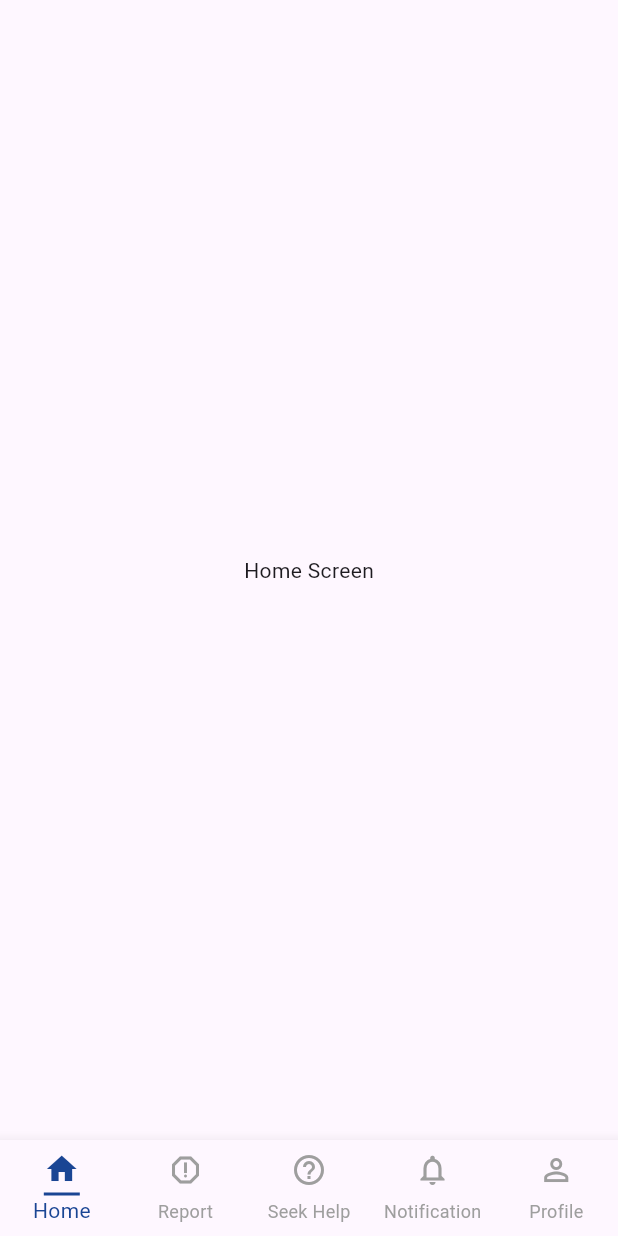
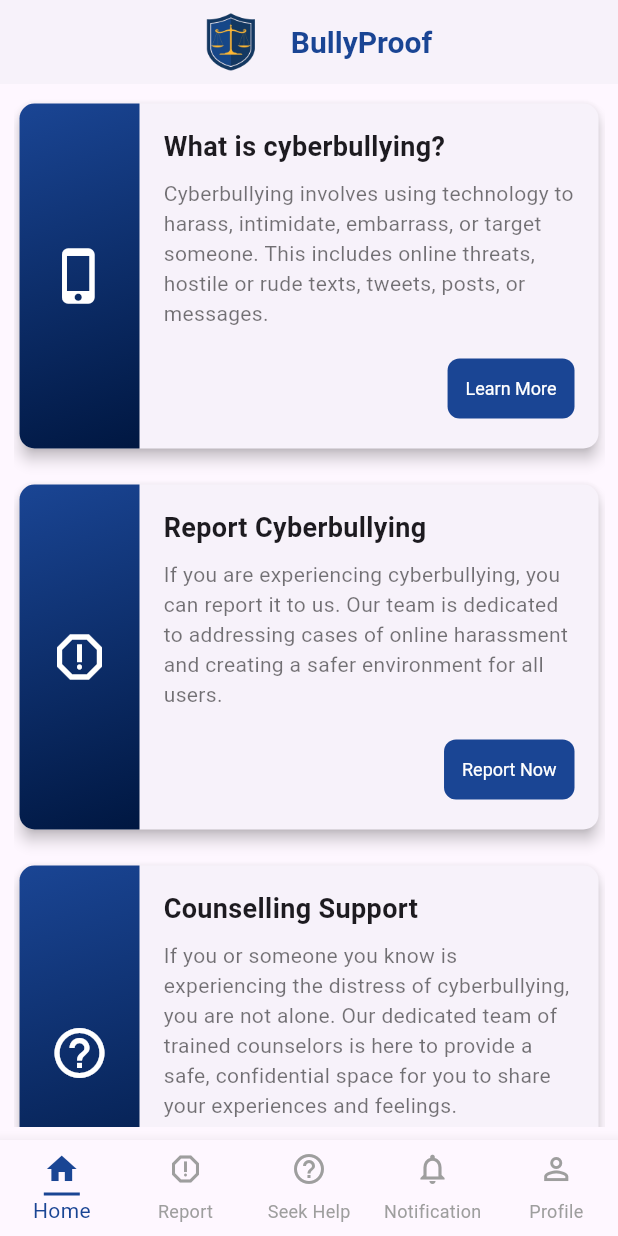
Before and after one commit to yenashiloh/UMAK-BullyProof-Mobile-Application, a Flutter app: the screen it shows after launch, on a phone screen of 412 x 824 dp. Run offline on Flutter 3.47's test engine with Material 3 defaults, Android fonts, the light colour scheme and no system bars; Roboto replaces fonts that are missing (Poppins).

Commit message:
new update

```diff
--- a/lib/main.dart
+++ b/lib/main.dart
@@ -1,4 +1,9 @@
 import 'package:flutter/material.dart';
+import 'screens/home_screen.dart';
+import 'screens/report_screen.dart';
+import 'screens/seek_help_screen.dart';
+import 'screens/notification_screen.dart';
+import 'screens/profile_screen.dart';
 
 void main() {
   runApp(const MyApp());
@@ -27,18 +32,55 @@ class HomePage extends StatefulWidget {
 class _HomePageState extends State<HomePage> {
   int _currentIndex = 0;
 
-  static const List<Widget> _pages = [
-    HomeScreen(),
-    ReportScreen(),
-    HelpScreen(),
-    NotificationScreen(),
-    ProfileScreen(),
-  ];
+  void _onPageSelected(int index) {
+    setState(() {
+      _currentIndex = index;
+    });
+  }
 
   @override
   Widget build(BuildContext context) {
     return Scaffold(
-      body: _pages[_currentIndex],
+      appBar: AppBar(
+        title: Row(
+          mainAxisAlignment: MainAxisAlignment.center,
+          children: [
+            Image.asset(
+              'assets/logo.png',
+              height: 60,
+            ),
+            const SizedBox(width: 10),
+            const Text(
+              'BullyProof',
+              style: TextStyle(
+                fontFamily: 'Poppins',
+                fontWeight: FontWeight.bold,
+                fontSize: 20,
+                color: Color(0xFF1A4594),
+              ),
+            ),
+          ],
+        ),
+        backgroundColor: const Color(0xFFF7F2FA),
+        elevation: 0, // Ensure no shadow effect
+      ),
+      body: IndexedStack(
+        index: _currentIndex,
+        children: [
+          HomeScreen(
+            onReportButtonPressed: () {
+              _onPageSelected(1);
+            },
+            onSeekHelpButtonPressed: () {
+              _onPageSelected(2);
+            },
+          ),
+          const ReportScreen(),
+          const SeekHelpScreen(),
+          const NotificationScreen(),
+          const ProfileScreen(),
+        ],
+      ),
       bottomNavigationBar: BottomNavigationBar(
         currentIndex: _currentIndex,
         onTap: (index) {
@@ -46,8 +88,7 @@ class _HomePageState extends State<HomePage> {
             _currentIndex = index;
           });
         },
-     selectedItemColor: const Color(0xFF1A4594),
-
+        selectedItemColor: const Color(0xFF1A4594),
         unselectedItemColor: Colors.grey,
         type: BottomNavigationBarType.fixed,
         items: [
@@ -94,12 +135,11 @@ class _HomePageState extends State<HomePage> {
   }) {
     return BottomNavigationBarItem(
       icon: Container(
-        padding: const EdgeInsets.only(bottom: 4),
+        padding: const EdgeInsets.only(bottom: 5),
         decoration: BoxDecoration(
           border: _currentIndex == index
               ? const Border(
-                 bottom: BorderSide(color: Color(0xFF1A4594), width: 2),
-
+                  bottom: BorderSide(color: Color(0xFF1A4594), width: 2),
                 )
               : null,
         ),
@@ -109,8 +149,7 @@ class _HomePageState extends State<HomePage> {
         padding: const EdgeInsets.only(bottom: 4),
         decoration: const BoxDecoration(
           border: Border(
-           bottom: BorderSide(color: Color(0xFF1A4594), width: 2),
-
+            bottom: BorderSide(color: Color(0xFF1A4594), width: 2),
           ),
         ),
         child: activeIcon,
@@ -119,58 +158,3 @@ class _HomePageState extends State<HomePage> {
     );
   }
 }
-
-class HomeScreen extends StatelessWidget {
-  const HomeScreen({super.key});
-
-  @override
-  Widget build(BuildContext context) {
-    return const Center(
-      child: Text('Home Screen'),
-    );
-  }
-}
-
-class ReportScreen extends StatelessWidget {
-  const ReportScreen({super.key});
-
-  @override
-  Widget build(BuildContext context) {
-    return const Center(
-      child: Text('Report Screen'),
-    );
-  }
-}
-
-class HelpScreen extends StatelessWidget {
-  const HelpScreen({super.key});
-
-  @override
-  Widget build(BuildContext context) {
-    return const Center(
-      child: Text('Help Screen'),
-    );
-  }
-}
-
-class NotificationScreen extends StatelessWidget {
-  const NotificationScreen({super.key});
-
-  @override
-  Widget build(BuildContext context) {
-    return const Center(
-      child: Text('Notification Screen'),
-    );
-  }
-}
-
-class ProfileScreen extends StatelessWidget {
-  const ProfileScreen({super.key});
-
-  @override
-  Widget build(BuildContext context) {
-    return const Center(
-      child: Text('Profile Screen'),
-    );
-  }
-}
--- /dev/null
+++ b/lib/screens/home_screen.dart
@@ -0,0 +1,200 @@
+import 'package:flutter/material.dart';
+
+class HomeScreen extends StatelessWidget {
+  final VoidCallback onReportButtonPressed;
+  final VoidCallback onSeekHelpButtonPressed;
+
+  const HomeScreen({
+    super.key,
+    required this.onReportButtonPressed,
+    required this.onSeekHelpButtonPressed,
+  });
+
+  @override
+  Widget build(BuildContext context) {
+    return Padding(
+      padding: const EdgeInsets.all(9.0),
+      child: ListView(
+        children: [
+          _buildCard(
+            context: context,
+            icon: Icons.phone_iphone,
+            title: 'What is cyberbullying?',
+            description:
+                'Cyberbullying involves using technology to harass, intimidate, embarrass, or target someone. This includes online threats, hostile or rude texts, tweets, posts, or messages.',
+            buttonText: 'Learn More',
+            onButtonPressed: () => _showDialog(
+              context: context,
+              content: RichText(
+                text: const TextSpan(
+                  children: [
+                    TextSpan(
+                      text: 'What is Cyberbullying?\n\n',
+                      style: TextStyle(
+                        fontWeight: FontWeight.bold,
+                        fontSize: 18,
+                        color: Colors.black,
+                      ),
+                    ),
+                    TextSpan(
+                      text: 'Cyberbullying involves using technology to harass, intimidate, embarrass, or target someone. This includes online threats, hostile or rude texts, tweets, posts, or messages. It also covers sharing personal information, photos, or videos intended to harm or humiliate another person.\n\n',
+                      style: TextStyle(
+                        fontSize: 14,
+                        color: Colors.black87,
+                      ),
+                    ),
+                    TextSpan(
+                      text: 'What is Anti-Bullying Act of 2013 (RA 10627)?\n\n',
+                      style: TextStyle(
+                        fontWeight: FontWeight.bold,
+                        fontSize: 18,
+                        color: Colors.black,
+                      ),
+                    ),
+                    TextSpan(
+                      text: 'This law is applicable to school-related bullying, particularly between students, and includes instances occurring on social media. "Bullying" is defined as any severe or repeated actions by one or more students whether through written, verbal, or electronic communication, or physical acts or gestures, or a combination of these that result in actual harm or a reasonable fear of physical or emotional harm to another student, damage to their property, creation of a hostile school environment, violation of their rights, or significant disruption to the educational process. When these actions are carried out online, they are collectively referred to as "cyberbullying" (Sec. 2, RA 10627).',
+                      style: TextStyle(
+                        fontSize: 14,
+                        color: Colors.black87,
+                      ),
+                    ),
+                  ],
+                ),
+              ),
+            ),
+          ),
+          const SizedBox(height: 16),
+          _buildCard(
+            context: context,
+            icon: Icons.report_outlined,
+            title: 'Report Cyberbullying',
+            description:
+                'If you are experiencing cyberbullying, you can report it to us. Our team is dedicated to addressing cases of online harassment and creating a safer environment for all users.',
+            buttonText: 'Report Now',
+            onButtonPressed: onReportButtonPressed,
+          ),
+          const SizedBox(height: 16),
+          _buildCard(
+            context: context,
+            icon: Icons.help_outline,
+            title: 'Counselling Support',
+            description:
+                'If you or someone you know is experiencing the distress of cyberbullying, you are not alone. Our dedicated team of trained counselors is here to provide a safe, confidential space for you to share your experiences and feelings.',
+            buttonText: 'Seek Help',
+            onButtonPressed: onSeekHelpButtonPressed,
+          ),
+        ],
+      ),
+    );
+  }
+
+  Widget _buildCard({
+    required BuildContext context,
+    required IconData icon,
+    required String title,
+    required String description,
+    required String buttonText,
+    required VoidCallback onButtonPressed,
+  }) {
+    return Card(
+      shape: RoundedRectangleBorder(
+        borderRadius: BorderRadius.circular(10),
+      ),
+      elevation: 4,
+      child: IntrinsicHeight(
+        child: Row(
+          crossAxisAlignment: CrossAxisAlignment.stretch,
+          children: [
+            Container(
+              width: 80,
+              decoration: const BoxDecoration(
+                gradient: LinearGradient(
+                  colors: [Color(0xFF1A4594), Color.fromARGB(255, 0, 23, 65)],
+                  begin: Alignment.topLeft,
+                  end: Alignment.bottomRight,
+                ),
+                borderRadius: BorderRadius.only(
+                  topLeft: Radius.circular(10),
+                  bottomLeft: Radius.circular(10),
+                ),
+              ),
+              child: Icon(
+                icon,
+                size: 40,
+                color: Colors.white,
+              ),
+            ),
+            Expanded(
+              child: Padding(
+                padding: const EdgeInsets.all(16.0),
+                child: Column(
+                  crossAxisAlignment: CrossAxisAlignment.start,
+                  children: [
+                    Text(
+                      title,
+                      style: const TextStyle(
+                        fontSize: 18,
+                        fontWeight: FontWeight.bold,
+                      ),
+                    ),
+                    const SizedBox(height: 8),
+                    Text(
+                      description,
+                      style: const TextStyle(
+                        fontSize: 14,
+                        color: Colors.black54,
+                      ),
+                    ),
+                    const SizedBox(height: 16),
+                    Align(
+                      alignment: Alignment.bottomRight,
+                      child: TextButton(
+                        onPressed: onButtonPressed,
+                        style: TextButton.styleFrom(
+                          backgroundColor: const Color(0xFF1A4594),
+                          foregroundColor: Colors.white,
+                          shape: RoundedRectangleBorder(
+                            borderRadius: BorderRadius.circular(8),
+                          ),
+                          textStyle: const TextStyle(
+                            fontSize: 12,
+                          ),
+                        ),
+                        child: Text(buttonText),
+                      ),
+                    ),
+                  ],
+                ),
+              ),
+            ),
+          ],
+        ),
+      ),
+    );
+  }
+
+  void _showDialog({
+    required BuildContext context,
+    required RichText content,
+  }) {
+    showDialog(
+      context: context,
+      builder: (BuildContext context) {
+        return AlertDialog(
+          shape: RoundedRectangleBorder(
+            borderRadius: BorderRadius.circular(8),
+          ),
+          content: content,
+          actions: [
+            TextButton(
+              onPressed: () {
+                Navigator.of(context).pop();
+              },
+              child: const Text('Close'),
+            ),
+          ],
+        );
+      },
+    );
+  }
+}
--- a/pubspec.yaml
+++ b/pubspec.yaml
@@ -59,8 +59,8 @@ flutter:
   uses-material-design: true
 
   # To add assets to your application, add an assets section, like this:
-  # assets:
-  #   - images/a_dot_burr.jpeg
+  assets:
+    - assets/logo.png
   #   - images/a_dot_ham.jpeg
 
   # An image asset can refer to one or more resolution-specific "variants", see
```
Also changed, not shown: lib/screens/notification_screen.dart (added, +12 -0 lines), lib/screens/profile_screen.dart (added, +12 -0 lines), lib/screens/report_screen.dart (added, +12 -0 lines), lib/screens/seek_help_screen.dart (added, +12 -0 lines), assets/logo.png (added).
